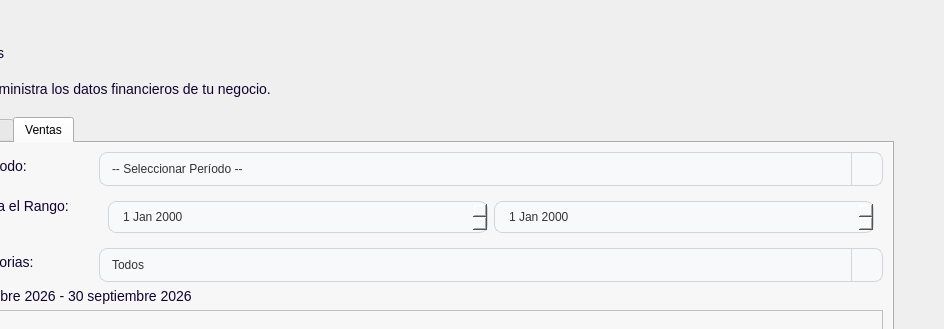
The window that app/ui/dashboard/pages/movimientos.ui (Brando-1510/Proyecto-Integrador-2.0) describes before a commit, drawn with Qt 5; both pictures show x 129 to 1073 and y 0 to 329 of the 1073 by 698 pixel window.
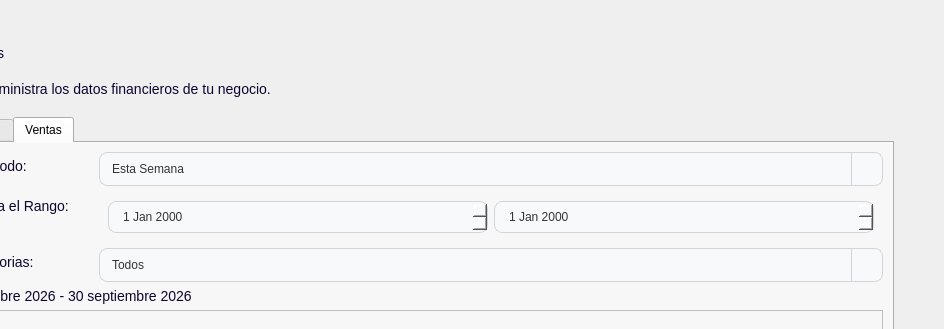
The same window after the commit. Icons and pictures are not drawn.

Diff of the .ui file:
```diff
--- a/app/ui/dashboard/pages/movimientos.ui
+++ b/app/ui/dashboard/pages/movimientos.ui
@@ -671,12 +671,7 @@
                   </widget>
                  </item>
                  <item row="0" column="1">
-                  <widget class="QComboBox" name="comboBox_2">
-                   <item>
-                    <property name="text">
-                     <string>-- Seleccionar Período --</string>
-                    </property>
-                   </item>
+                  <widget class="QComboBox" name="periodoVentas">
                    <item>
                     <property name="text">
                      <string>Esta Semana</string>
```
Left out of the diff: 39 changed lines with no effect on the pictures.
